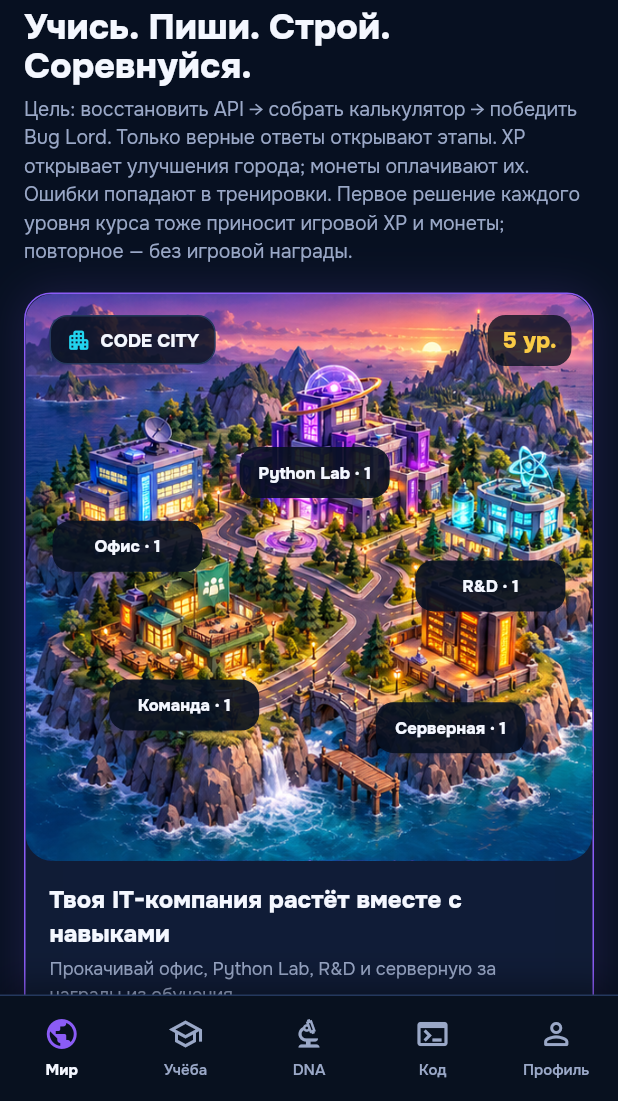
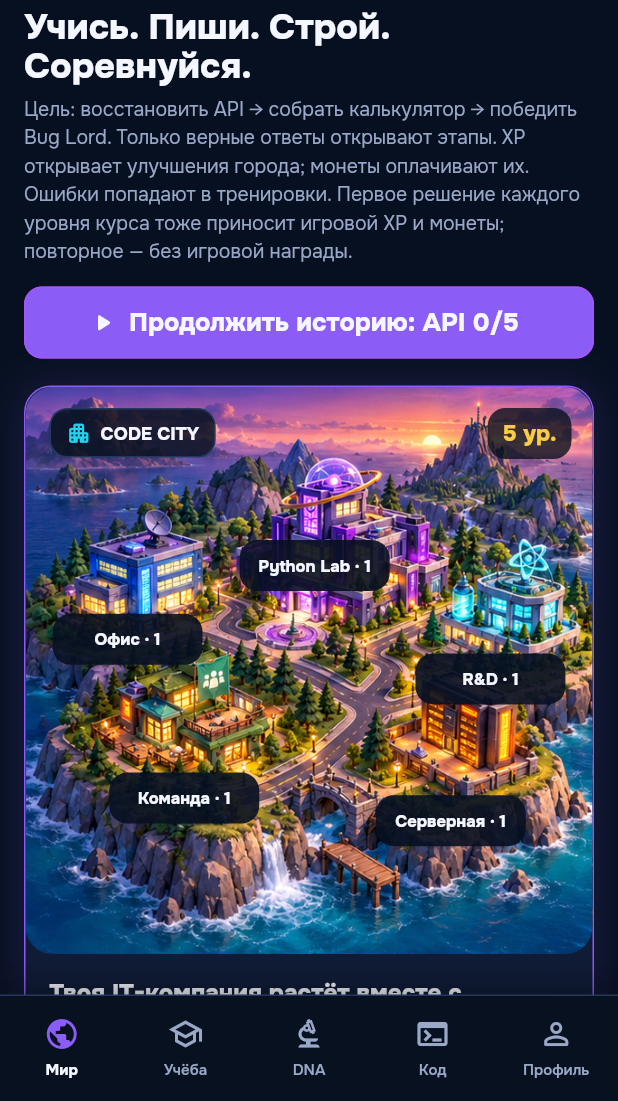
Before and after one commit to pazzia/Bytecraft-World-Career, a Flutter app: the screen it shows after launch, on a phone screen of 412 x 824 dp, the part 135-1236 px from its top. Run offline on Flutter 3.47's test engine with Material 3 defaults, Android fonts, the phone set to English and light mode, and no system bars; our stand-ins replace dio, flutter_riverpod, go_router, shared_preferences, webview_flutter.

Commit message:
World: guide the player to the next meaningful story objective

```diff
--- a/lib/features/world/presentation/world_hub_screen.dart
+++ b/lib/features/world/presentation/world_hub_screen.dart
@@ -72,6 +72,26 @@ class WorldHubScreen extends ConsumerWidget {
                 const Text(
                   'Цель: восстановить API → собрать калькулятор → победить Bug Lord. Только верные ответы открывают этапы. XP открывает улучшения города; монеты оплачивают их. Ошибки попадают в тренировки. Первое решение каждого уровня курса тоже приносит игровой XP и монеты; повторное — без игровой награды.',
                   style: TextStyle(color: WorldPalette.muted, fontSize: 13),
+                ),
+                const SizedBox(height: 14),
+                WorldButton(
+                  label: world.expeditionStep < 5
+                      ? 'Продолжить историю: API ${world.expeditionStep}/5'
+                      : !world.projectUnlocked
+                      ? 'Собрать калькулятор: ${world.completedProjectSteps}/4'
+                      : !world.bossCleared
+                      ? 'Победить Bug Lord: ${world.bossHp} HP'
+                      : 'История пройдена · продолжить курс',
+                  icon: Icons.play_arrow_rounded,
+                  onPressed: () => context.push(
+                    world.expeditionStep < 5
+                        ? Routes.worldExpedition
+                        : !world.projectUnlocked
+                        ? Routes.worldBuild
+                        : !world.bossCleared
+                        ? Routes.worldBoss
+                        : Routes.map,
+                  ),
                 ),
                 const SizedBox(height: 18),
                 WorldPanel(
```
